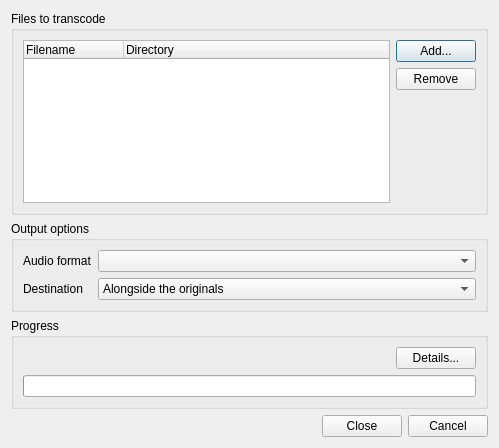
This is src/transcoder/transcodedialog.ui in clementine-player/Clementine as Qt 5 draws it before an edit. The edited form follows.
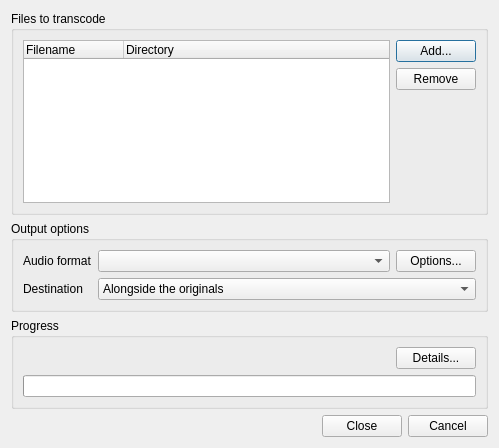
This is the edited form. Icons and pictures are not drawn.

Commit message: Add a load of options to the transcoders.  Fixes issue 415.

Patch:
```diff
--- a/src/transcoder/transcodedialog.ui
+++ b/src/transcoder/transcodedialog.ui
@@ -104,7 +104,25 @@
        </widget>
       </item>
       <item row="0" column="1">
-       <widget class="QComboBox" name="format"/>
+       <layout class="QHBoxLayout" name="horizontalLayout_3">
+        <item>
+         <widget class="QComboBox" name="format">
+          <property name="sizePolicy">
+           <sizepolicy hsizetype="Expanding" vsizetype="Fixed">
+            <horstretch>0</horstretch>
+            <verstretch>0</verstretch>
+           </sizepolicy>
+          </property>
+         </widget>
+        </item>
+        <item>
+         <widget class="QPushButton" name="options">
+          <property name="text">
+           <string>Options...</string>
+          </property>
+         </widget>
+        </item>
+       </layout>
       </item>
       <item row="1" column="0">
        <widget class="QLabel" name="label_2">
```
Left out of the diff: 6 changed lines with no effect on the pictures. The commit also changes 32 other files.
